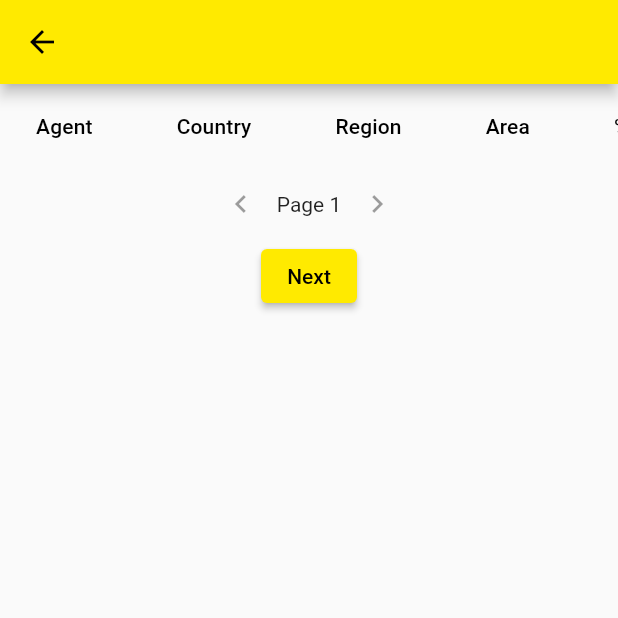
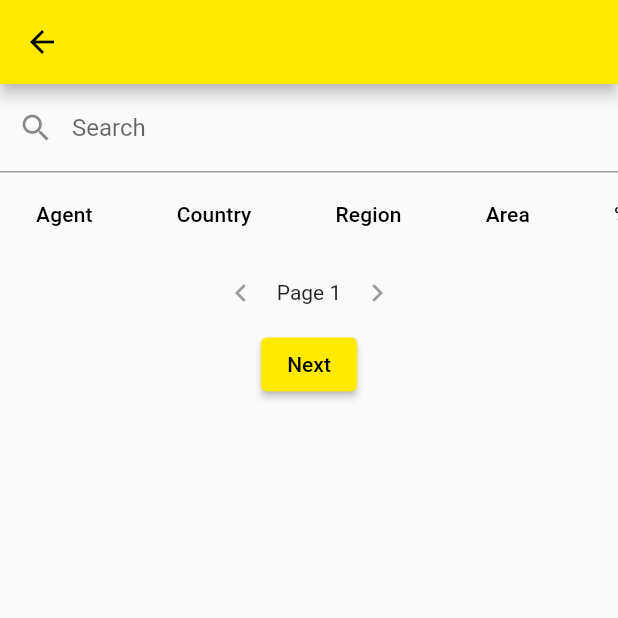
Before and after one commit to Sun-King-Risk/fieldapp_rcm, a Flutter app: the PortfolioTable screen opened directly with empty values, on a phone screen of 412 x 824 dp, the top half of it. Run offline on Flutter 3.47's test engine with Material 2 defaults, Android fonts, the phone set to English and light mode, and no system bars; our stand-ins replace camera, cloud_firestore, firebase_auth, firebase_core, firebase_messaging, firebase_storage and 11 more; missing offline and left inert: amplify_auth_cognito, amplify_authenticator, amplify_core, amplify_flutter, amplify_storage_s3, aws_s3_private_flutter and 8 more; accounts and stored records are empty.

Commit message:
UI update

```diff
--- a/lib/new_design.dart
+++ b/lib/new_design.dart
@@ -834,6 +834,7 @@ class _PortfolioTableState extends State<PortfolioTable> {
   int currentPage = 1;
   int itemsPerPage = 10;
   List? taskData = [];
+  String searchQuery = '';
 
   @override
   Widget build(BuildContext context) {
@@ -855,6 +856,18 @@ class _PortfolioTableState extends State<PortfolioTable> {
         child: Column(
           mainAxisAlignment: MainAxisAlignment.start,
           children: [
+            TextField(
+              onChanged: (value) {
+                setState(() {
+                  searchQuery = value;
+                });
+              },
+              decoration: InputDecoration(
+                labelText: 'Search',
+                prefixIcon: Icon(Icons.search),
+              ),
+            ),
+
             SingleChildScrollView(
               scrollDirection: Axis.horizontal,
               child: DataTable(
@@ -1203,7 +1216,7 @@ class _PreviewScreenNewState extends State<PreviewScreenNew> {
       'is_approved': 'No'
     };
     var body = json.encode(data);
-    var url = Uri.parse('https://1d39-102-89-46-32.ngrok-free.app/api/create');
+    var url = Uri.parse('https:/Sun-kingfieldapp.com/api/create');
     http.Response response = await http.post(url, body: body, headers: {
       "Content-Type": "application/json",
     });
```
